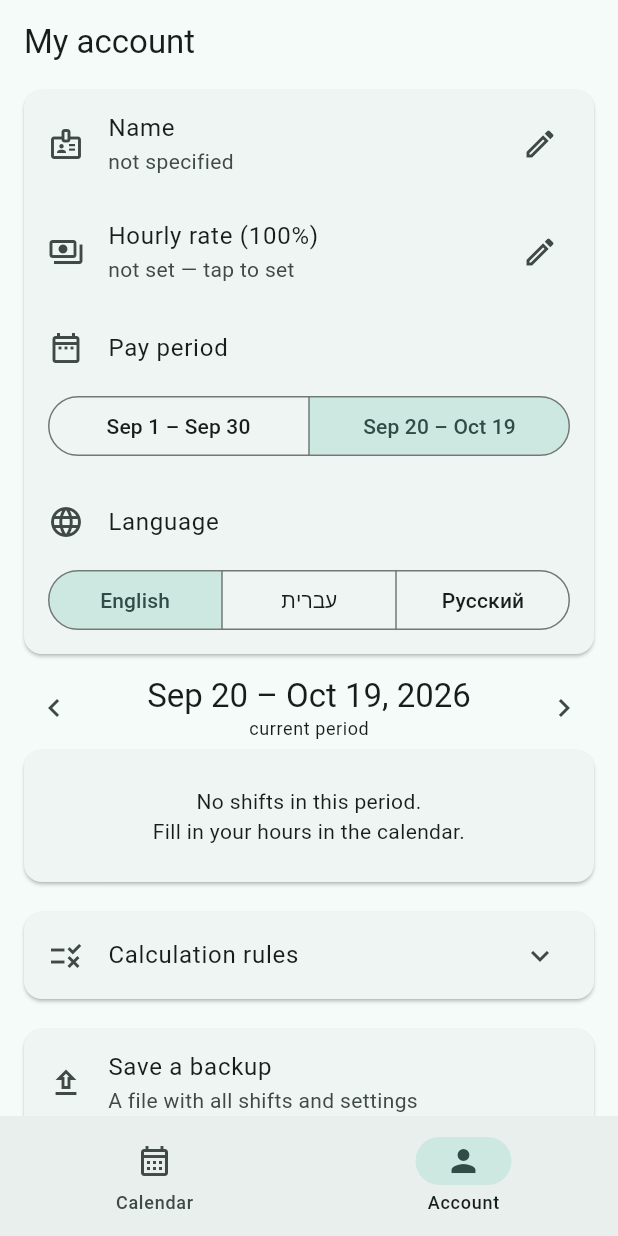
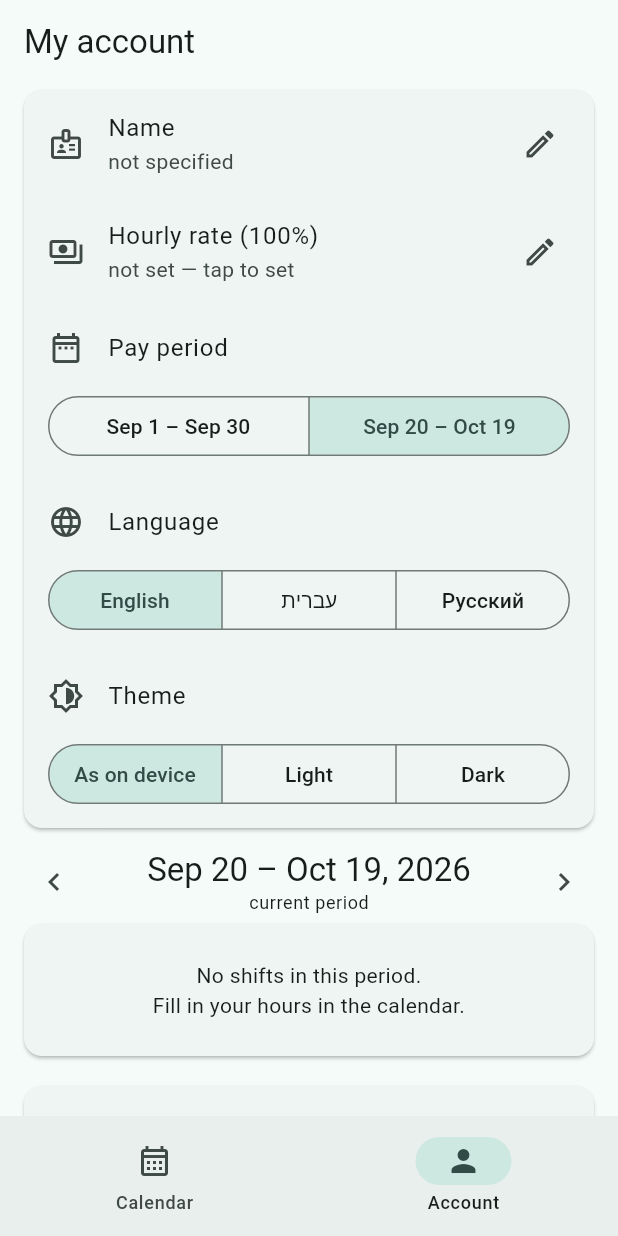
Before and after one commit to Virusnyashka/flex, a Flutter app: the screen it shows after launch, item 2 of the bottom bar chosen, on a phone screen of 412 x 824 dp. Run offline on Flutter 3.47's test engine with Material 3 defaults, Android fonts, the phone set to English and light mode, and no system bars; our stand-ins replace shared_preferences, web; missing offline and left inert: dart:js_interop.

Commit message:
Выбор темы: как на устройстве, светлая, тёмная
Раньше тема всегда следовала устройству (на iPhone с автоматическим
режимом она меняется по времени суток). Теперь в кабинете есть пункт
«Тема»; выбор хранится в профиле и в резервной копии.
Длинные подписи в переключателях переносятся на вторую строку.

Co-Authored-By: Claude Opus 5.5 <noreply@anthropic.com>

```diff
--- a/lib/data/app_store.dart
+++ b/lib/data/app_store.dart
@@ -15,6 +15,7 @@ class Profile {
     this.hourlyRate = 0,
     this.periodStartDay = defaultPeriodStartDay,
     this.language = defaultLanguage,
+    this.theme = defaultTheme,
   });
 
   /// Варианты начала расчётного периода: календарный месяц или с 20 по 19.
@@ -23,6 +24,10 @@ class Profile {
 
   static const languages = ['en', 'he', 'ru'];
   static const defaultLanguage = 'en';
+
+  /// Тема: как на устройстве, светлая или тёмная.
+  static const themes = ['system', 'light', 'dark'];
+  static const defaultTheme = 'system';
 
   final String name;
   final double hourlyRate;
@@ -33,16 +38,21 @@ class Profile {
   /// Язык интерфейса: 'en', 'he' или 'ru'.
   final String language;
 
+  /// Тема оформления: 'system', 'light' или 'dark'.
+  final String theme;
+
   Profile copyWith({
     String? name,
     double? hourlyRate,
     int? periodStartDay,
     String? language,
+    String? theme,
   }) => Profile(
     name: name ?? this.name,
     hourlyRate: hourlyRate ?? this.hourlyRate,
     periodStartDay: periodStartDay ?? this.periodStartDay,
     language: language ?? this.language,
+    theme: theme ?? this.theme,
   );
 
   Map<String, Object> toJson() => {
@@ -50,13 +60,15 @@ class Profile {
     'hourlyRate': hourlyRate,
     'periodStartDay': periodStartDay,
     'language': language,
+    'theme': theme,
   };
 
   /// Старое поле currency игнорируется; недопустимые значения
-  /// периода и языка заменяются значениями по умолчанию.
+  /// периода, языка и темы заменяются значениями по умолчанию.
   factory Profile.fromJson(Map<String, dynamic> json) {
     final day = json['periodStartDay'];
     final language = json['language'];
+    final theme = json['theme'];
     return Profile(
       name: (json['name'] as String?) ?? '',
       hourlyRate: ((json['hourlyRate'] as num?) ?? 0).toDouble(),
@@ -66,6 +78,7 @@ class Profile {
       language: languages.contains(language)
           ? language as String
           : defaultLanguage,
+      theme: themes.contains(theme) ? theme as String : defaultTheme,
     );
   }
 }
--- a/lib/l10n/app_en.arb
+++ b/lib/l10n/app_en.arb
@@ -58,6 +58,10 @@
   "rateNotSet": "not set — tap to set",
   "payPeriodLabel": "Pay period",
   "languageLabel": "Language",
+  "themeLabel": "Theme",
+  "themeSystem": "As on device",
+  "themeLight": "Light",
+  "themeDark": "Dark",
   "currentPeriod": "current period",
   "backupSave": "Save a backup",
   "backupSaveSubtitle": "A file with all shifts and settings",
--- a/lib/l10n/app_he.arb
+++ b/lib/l10n/app_he.arb
@@ -34,6 +34,10 @@
   "rateNotSet": "לא הוזן — הקישו כדי להזין",
   "payPeriodLabel": "תקופת שכר",
   "languageLabel": "שפה",
+  "themeLabel": "ערכת נושא",
+  "themeSystem": "כמו במכשיר",
+  "themeLight": "בהירה",
+  "themeDark": "כהה",
   "currentPeriod": "התקופה הנוכחית",
   "backupSave": "שמירת גיבוי",
   "backupSaveSubtitle": "קובץ עם כל המשמרות וההגדרות",
--- a/lib/l10n/app_localizations.dart
+++ b/lib/l10n/app_localizations.dart
@@ -304,6 +304,30 @@ abstract class AppLocalizations {
   /// **'Language'**
   String get languageLabel;
 
+  /// No description provided for @themeLabel.
+  ///
+  /// In en, this message translates to:
+  /// **'Theme'**
+  String get themeLabel;
+
+  /// No description provided for @themeSystem.
+  ///
+  /// In en, this message translates to:
+  /// **'As on device'**
+  String get themeSystem;
+
+  /// No description provided for @themeLight.
+  ///
+  /// In en, this message translates to:
+  /// **'Light'**
+  String get themeLight;
+
+  /// No description provided for @themeDark.
+  ///
+  /// In en, this message translates to:
+  /// **'Dark'**
+  String get themeDark;
+
   /// No description provided for @currentPeriod.
   ///
   /// In en, this message translates to:
--- a/lib/l10n/app_localizations_en.dart
+++ b/lib/l10n/app_localizations_en.dart
@@ -124,6 +124,18 @@ class AppLocalizationsEn extends AppLocalizations {
   String get languageLabel => 'Language';
 
   @override
+  String get themeLabel => 'Theme';
+
+  @override
+  String get themeSystem => 'As on device';
+
+  @override
+  String get themeLight => 'Light';
+
+  @override
+  String get themeDark => 'Dark';
+
+  @override
   String get currentPeriod => 'current period';
 
   @override
--- a/lib/l10n/app_ru.arb
+++ b/lib/l10n/app_ru.arb
@@ -34,6 +34,10 @@
   "rateNotSet": "не указана — нажмите, чтобы указать",
   "payPeriodLabel": "Расчётный период",
   "languageLabel": "Язык",
+  "themeLabel": "Тема",
+  "themeSystem": "Как на устройстве",
+  "themeLight": "Светлая",
+  "themeDark": "Тёмная",
   "currentPeriod": "текущий период",
   "backupSave": "Сохранить резервную копию",
   "backupSaveSubtitle": "Файл со всеми сменами и настройками",
--- a/lib/main.dart
+++ b/lib/main.dart
@@ -38,6 +38,11 @@ class SalaryApp extends StatelessWidget {
           AppLocalizations.delegate,
           ...GlobalMaterialLocalizations.delegates,
         ],
+        themeMode: switch (store.profile.theme) {
+          'light' => ThemeMode.light,
+          'dark' => ThemeMode.dark,
+          _ => ThemeMode.system,
+        },
         theme: ThemeData(colorSchemeSeed: seed, useMaterial3: true),
         darkTheme: ThemeData(
           colorSchemeSeed: seed,
--- a/lib/screens/profile_screen.dart
+++ b/lib/screens/profile_screen.dart
@@ -247,6 +247,19 @@ class _ProfileScreenState extends State<ProfileScreen> {
                         profile.copyWith(language: language),
                       ),
                     ),
+                    _ChoiceTile<String>(
+                      icon: Icons.brightness_6_outlined,
+                      title: l.themeLabel,
+                      selected: profile.theme,
+                      options: {
+                        'system': l.themeSystem,
+                        'light': l.themeLight,
+                        'dark': l.themeDark,
+                      },
+                      onChanged: (theme) => widget.store.updateProfile(
+                        profile.copyWith(theme: theme),
+                      ),
+                    ),
                   ],
                 ),
               ),
@@ -323,10 +336,12 @@ class _ChoiceTile<T> extends StatelessWidget {
               for (final MapEntry(:key, :value) in options.entries)
                 ButtonSegment(
                   value: key,
-                  // Длинные подписи (например, на иврите) ужимаются.
-                  label: FittedBox(
-                    fit: BoxFit.scaleDown,
-                    child: Text(value, maxLines: 1),
+                  // Длинные подписи переносятся на вторую строку.
+                  label: Text(
+                    value,
+                    maxLines: 2,
+                    textAlign: TextAlign.center,
+                    overflow: TextOverflow.ellipsis,
                   ),
                 ),
             ],
```
Also changed, not shown: lib/l10n/app_localizations_he.dart (+12 -0 lines), lib/l10n/app_localizations_ru.dart (+12 -0 lines), 2 other files.
